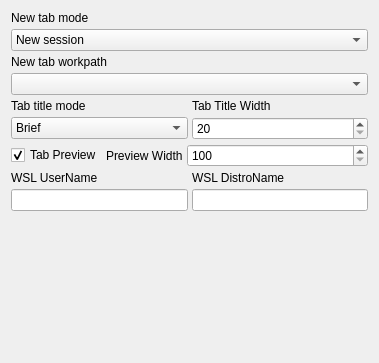
Qt form src/globaloptions/globaloptionsgeneralwidget.ui (QQxiaoming/quardCRT) before a commit.
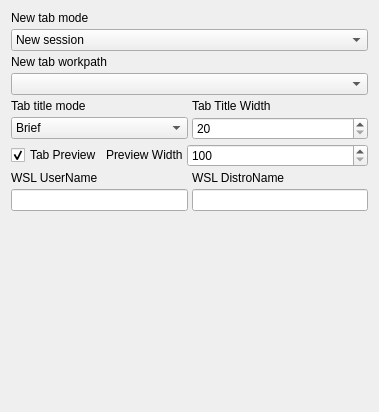
The same form after that commit.

```diff
--- a/src/globaloptions/globaloptionsgeneralwidget.ui
+++ b/src/globaloptions/globaloptionsgeneralwidget.ui
@@ -7,7 +7,7 @@
     <x>0</x>
     <y>0</y>
     <width>379</width>
-    <height>363</height>
+    <height>412</height>
    </rect>
   </property>
   <layout class="QVBoxLayout" name="verticalLayout_5">
@@ -21,6 +21,12 @@
      </property>
      <item>
       <widget class="QLabel" name="label_4">
+       <property name="sizePolicy">
+        <sizepolicy hsizetype="Fixed" vsizetype="Fixed">
+         <horstretch>0</horstretch>
+         <verstretch>0</verstretch>
+        </sizepolicy>
+       </property>
        <property name="text">
         <string>New tab mode</string>
        </property>
@@ -63,6 +69,12 @@
      </property>
      <item>
       <widget class="QLabel" name="label_7">
+       <property name="sizePolicy">
+        <sizepolicy hsizetype="Fixed" vsizetype="Fixed">
+         <horstretch>0</horstretch>
+         <verstretch>0</verstretch>
+        </sizepolicy>
+       </property>
        <property name="text">
         <string>New tab workpath</string>
        </property>
@@ -198,7 +210,7 @@
      <item>
       <widget class="QLabel" name="label_3">
        <property name="sizePolicy">
-        <sizepolicy hsizetype="Fixed" vsizetype="Preferred">
+        <sizepolicy hsizetype="Fixed" vsizetype="Fixed">
          <horstretch>0</horstretch>
          <verstretch>0</verstretch>
         </sizepolicy>
```
Left out of the diff: 12 changed lines with no effect on the pictures.
